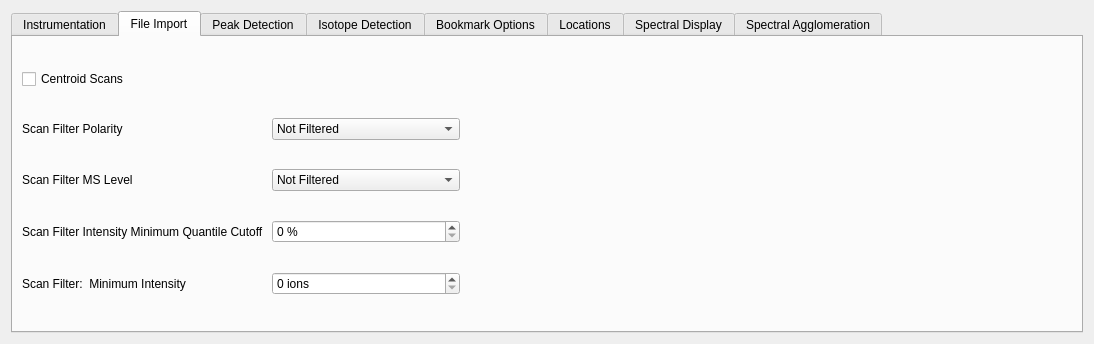
The window that src/maven/forms/settingsform.ui (eugenemel/maven) describes before a commit, drawn with Qt 5.
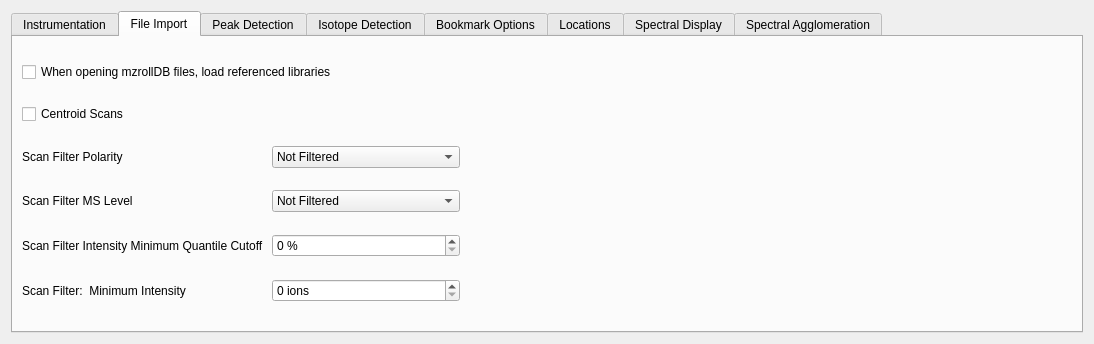
The same window after the commit. The open tabs and pages were chosen to show the change. Icons and pictures are not drawn.

Commit message: Issue 753: Added option in settings to try to automatically associate libraries with mzrollDB files.

```diff
--- a/src/maven/forms/settingsform.ui
+++ b/src/maven/forms/settingsform.ui
@@ -251,7 +251,79 @@
        <string>File Import</string>
       </attribute>
       <layout class="QGridLayout" name="gridLayout_8">
-       <item row="3" column="4">
+       <item row="5" column="0">
+        <widget class="QLabel" name="label_15">
+         <property name="text">
+          <string>Scan Filter:  Minimum Intensity </string>
+         </property>
+        </widget>
+       </item>
+       <item row="5" column="1">
+        <widget class="QSpinBox" name="scan_filter_min_intensity">
+         <property name="suffix">
+          <string> ions</string>
+         </property>
+         <property name="prefix">
+          <string/>
+         </property>
+         <property name="maximum">
+          <number>1000000000</number>
+         </property>
+        </widget>
+       </item>
+       <item row="1" column="0">
+        <widget class="QCheckBox" name="centroid_scan_flag">
+         <property name="text">
+          <string>Centroid Scans</string>
+         </property>
+        </widget>
+       </item>
+       <item row="4" column="1">
+        <widget class="QSpinBox" name="scan_filter_min_quantile">
+         <property name="suffix">
+          <string> %</string>
+         </property>
+        </widget>
+       </item>
+       <item row="2" column="1">
+        <widget class="QComboBox" name="scan_filter_polarity">
+         <item>
+          <property name="text">
+           <string>Not Filtered</string>
+          </property>
+         </item>
+         <item>
+          <property name="text">
+           <string>Positive Polarity Scans Only</string>
+          </property>
+         </item>
+         <item>
+          <property name="text">
+           <string>Negative Polarity Scans Only</string>
+          </property>
+         </item>
+        </widget>
+       </item>
+       <item row="3" column="1">
+        <widget class="QComboBox" name="scan_filter_mslevel">
+         <item>
+          <property name="text">
+           <string>Not Filtered</string>
+          </property>
+         </item>
+         <item>
+          <property name="text">
+           <string>MS1 Scans Only</string>
+          </property>
+         </item>
+         <item>
+          <property name="text">
+           <string>MS2 Scans Only</string>
+          </property>
+         </item>
+        </widget>
+       </item>
+       <item row="4" column="4">
         <spacer name="horizontalSpacer">
          <property name="orientation">
           <enum>Qt::Horizontal</enum>
@@ -265,98 +337,33 @@
         </spacer>
        </item>
        <item row="3" column="0">
+        <widget class="QLabel" name="label_12">
+         <property name="text">
+          <string>Scan Filter MS Level</string>
+         </property>
+        </widget>
+       </item>
+       <item row="4" column="0">
         <widget class="QLabel" name="label_16">
          <property name="text">
           <string>Scan Filter Intensity Minimum Quantile Cutoff </string>
          </property>
         </widget>
        </item>
-       <item row="0" column="0">
-        <widget class="QCheckBox" name="centroid_scan_flag">
-         <property name="text">
-          <string>Centroid Scans</string>
-         </property>
-        </widget>
-       </item>
-       <item row="3" column="1">
-        <widget class="QSpinBox" name="scan_filter_min_quantile">
-         <property name="suffix">
-          <string> %</string>
-         </property>
-        </widget>
-       </item>
-       <item row="4" column="1">
-        <widget class="QSpinBox" name="scan_filter_min_intensity">
-         <property name="suffix">
-          <string> ions</string>
-         </property>
-         <property name="prefix">
-          <string/>
-         </property>
-         <property name="maximum">
-          <number>1000000000</number>
-         </property>
-        </widget>
-       </item>
-       <item row="4" column="0">
-        <widget class="QLabel" name="label_15">
-         <property name="text">
-          <string>Scan Filter:  Minimum Intensity </string>
-         </property>
-        </widget>
-       </item>
-       <item row="1" column="1">
-        <widget class="QComboBox" name="scan_filter_polarity">
-         <item>
-          <property name="text">
-           <string>Not Filtered</string>
-          </property>
-         </item>
-         <item>
-          <property name="text">
-           <string>Positive Polarity Scans Only</string>
-          </property>
-         </item>
-         <item>
-          <property name="text">
-           <string>Negative Polarity Scans Only</string>
-          </property>
-         </item>
-        </widget>
-       </item>
-       <item row="1" column="0">
+       <item row="2" column="0">
         <widget class="QLabel" name="label_9">
          <property name="text">
           <string>Scan Filter Polarity</string>
          </property>
         </widget>
        </item>
-       <item row="2" column="0">
-        <widget class="QLabel" name="label_12">
+       <item row="0" column="0" colspan="2">
+        <widget class="QCheckBox" name="chkIsAutoLoadLibraries">
          <property name="text">
-          <string>Scan Filter MS Level</string>
+          <string>When opening mzrollDB files, load referenced libraries</string>
          </property>
         </widget>
        </item>
-       <item row="2" column="1">
-        <widget class="QComboBox" name="scan_filter_mslevel">
-         <item>
-          <property name="text">
-           <string>Not Filtered</string>
-          </property>
-         </item>
-         <item>
-          <property name="text">
-           <string>MS1 Scans Only</string>
-          </property>
-         </item>
-         <item>
-          <property name="text">
-           <string>MS2 Scans Only</string>
-          </property>
-         </item>
-        </widget>
-       </item>
       </layout>
      </widget>
      <widget class="QWidget" name="peakDetectOptions">
```
The commit also changes 2 other files.
